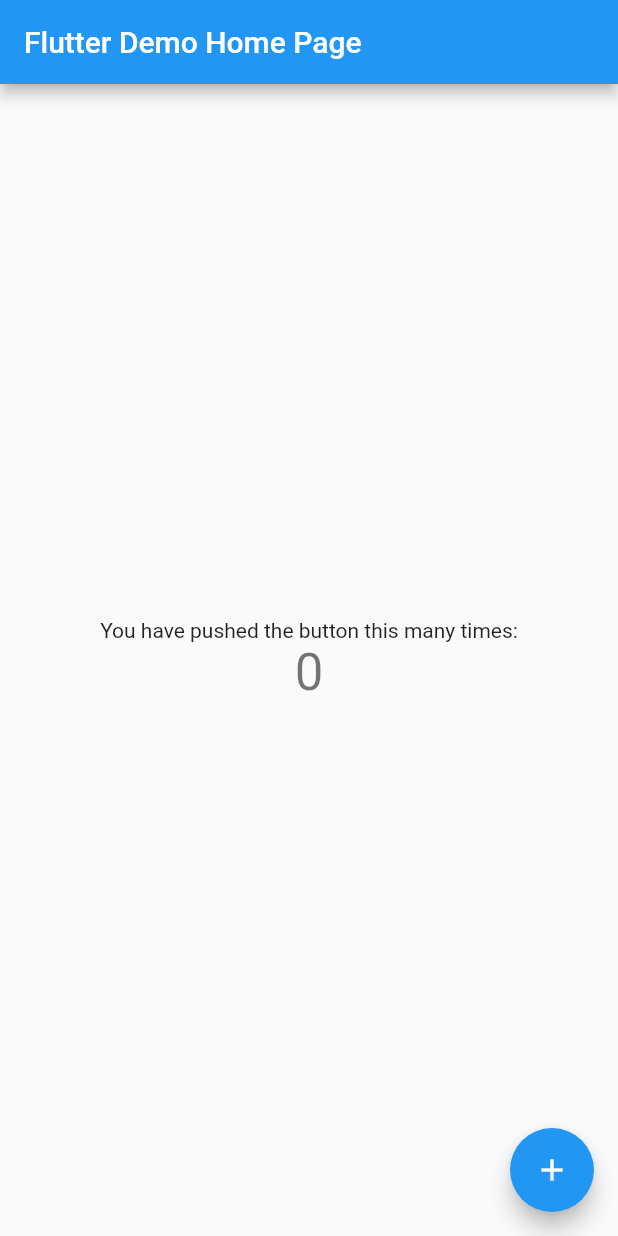
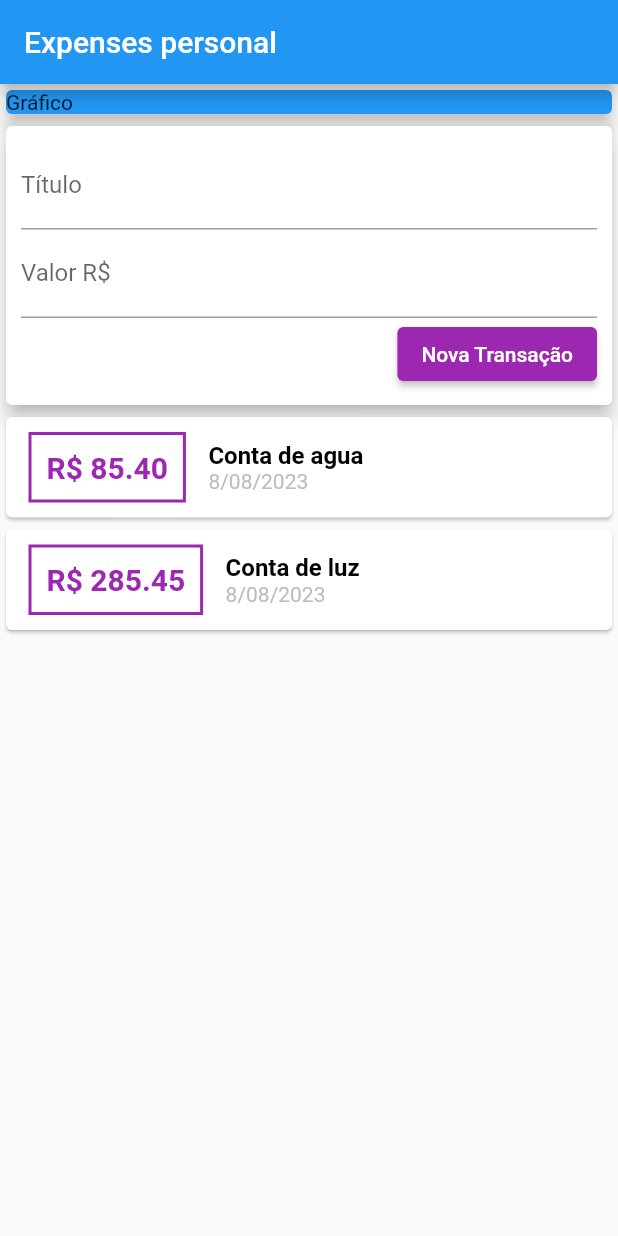
Before and after one commit to OImmortal/Expenses_project, a Flutter app: the screen it shows after launch, on a phone screen of 412 x 824 dp. Run offline on Flutter 3.47's test engine with Material 2 defaults, Android fonts, the phone set to English and light mode, and no system bars.

Commit message:
Atualização

```diff
--- /dev/null
+++ b/lib/components/transaction_form.dart
@@ -0,0 +1,63 @@
+import 'package:flutter/material.dart';
+
+class TransactionForm extends StatelessWidget {
+  final titleController = TextEditingController();
+  final valueController = TextEditingController();
+
+  final void Function(String, double) onSubmit;
+
+  TransactionForm(this.onSubmit);
+
+  _submitForm() {
+    final title = titleController.text;
+    final value = double.tryParse(valueController.text) ?? 0.0;
+
+    if (title.isEmpty || value <= 0) {
+      return;
+    }
+
+    onSubmit(title, value);
+  }
+
+  @override
+  Widget build(BuildContext context) {
+    return Card(
+      elevation: 5,
+      child: Padding(
+        padding: const EdgeInsets.all(10),
+        child: Column(
+          children: [
+            TextField(
+              controller: titleController,
+              decoration: const InputDecoration(
+                labelText: 'Título',
+              ),
+            ),
+            TextField(
+              controller: valueController,
+              onSubmitted: (value) => _submitForm(),
+              keyboardType: TextInputType.numberWithOptions(decimal: true),
+              decoration: const InputDecoration(
+                labelText: 'Valor R\$',
+              ),
+            ),
+            Row(
+              mainAxisAlignment: MainAxisAlignment.end,
+              children: [
+                ElevatedButton(
+                  onPressed: _submitForm,
+                  style: ElevatedButton.styleFrom(
+                    backgroundColor: Colors.purple,
+                  ),
+                  child: const Text(
+                    "Nova Transação",
+                  ),
+                ),
+              ],
+            )
+          ],
+        ),
+      ),
+    );
+  }
+}
--- /dev/null
+++ b/lib/components/transaction_list.dart
@@ -0,0 +1,66 @@
+import 'package:expenses_project/models/transaction.dart';
+import 'package:flutter/material.dart';
+import 'package:intl/intl.dart';
+
+class TransactionList extends StatelessWidget {
+  final List<Transaction> transactions;
+
+  const TransactionList(this.transactions, {super.key});
+
+  @override
+  Widget build(BuildContext context) {
+    return Container(
+      height: 500,
+      child: ListView.builder(
+        itemCount: transactions.length,
+        itemBuilder: (ctx, index) {
+          final tr = transactions[index];
+          return Card(
+            child: Row(
+              children: [
+                Container(
+                  margin: const EdgeInsets.symmetric(
+                    horizontal: 15,
+                    vertical: 10,
+                  ),
+                  decoration: BoxDecoration(
+                    border: Border.all(
+                      color: Colors.purple,
+                      width: 2,
+                    ),
+                  ),
+                  padding: const EdgeInsets.all(10),
+                  child: Text(
+                    'R\$ ${tr.value.toStringAsFixed(2)}',
+                    style: const TextStyle(
+                      fontWeight: FontWeight.bold,
+                      fontSize: 20,
+                      color: Colors.purple,
+                    ),
+                  ),
+                ),
+                Column(
+                  crossAxisAlignment: CrossAxisAlignment.start,
+                  children: [
+                    Text(
+                      tr.title,
+                      style: const TextStyle(
+                        fontSize: 16,
+                        color: Colors.black,
+                        fontWeight: FontWeight.bold,
+                      ),
+                    ),
+                    Text(
+                      DateFormat('d/MM/y ').format(tr.date),
+                      style: TextStyle(color: Colors.grey[400]),
+                    ),
+                  ],
+                ),
+              ],
+            ),
+          );
+        },
+      ),
+    );
+  }
+}
--- /dev/null
+++ b/lib/components/transaction_user.dart
@@ -0,0 +1,53 @@
+import 'dart:math';
+
+import 'package:flutter/material.dart';
+import '../models/transaction.dart';
+import 'transaction_form.dart';
+import 'transaction_list.dart';
+
+class TransactionUser extends StatefulWidget {
+  const TransactionUser({super.key});
+
+  @override
+  State<TransactionUser> createState() => _TransactionUserState();
+}
+
+class _TransactionUserState extends State<TransactionUser> {
+  final _transaction = [
+    Transaction(
+      id: 't1',
+      title: 'Conta de agua',
+      value: 85.4,
+      date: DateTime.now(),
+    ),
+    Transaction(
+      id: 't2',
+      title: 'Conta de luz',
+      value: 285.45,
+      date: DateTime.now(),
+    ),
+  ];
+
+  _addTransaction(String title, double value) {
+    final newTransaction = Transaction(
+      id: Random().nextDouble().toString(),
+      title: title,
+      value: value,
+      date: DateTime.now(),
+    );
+
+    setState(() {
+      _transaction.add(newTransaction);
+    });
+  }
+
+  @override
+  Widget build(BuildContext context) {
+    return Column(
+      children: [
+        TransactionForm(_addTransaction),
+        TransactionList(_transaction),
+      ],
+    );
+  }
+}
--- a/lib/main.dart
+++ b/lib/main.dart
@@ -1,115 +1,40 @@
+import 'package:expenses_project/components/transaction_user.dart';
 import 'package:flutter/material.dart';
 
-void main() {
-  runApp(const MyApp());
+main() => runApp(const ExpensesApp());
+
+class ExpensesApp extends StatelessWidget {
+  const ExpensesApp({Key? key}) : super(key: key);
+  @override
+  Widget build(BuildContext context) {
+    return MaterialApp(home: MyHomePage());
+  }
 }
 
-class MyApp extends StatelessWidget {
-  const MyApp({super.key});
+class MyHomePage extends StatelessWidget {
+  MyHomePage({Key? key}) : super(key: key);
 
-  // This widget is the root of your application.
   @override
   Widget build(BuildContext context) {
-    return MaterialApp(
-      title: 'Flutter Demo',
-      theme: ThemeData(
-        // This is the theme of your application.
-        //
-        // Try running your application with "flutter run". You'll see the
-        // application has a blue toolbar. Then, without quitting the app, try
-        // changing the primarySwatch below to Colors.green and then invoke
-        // "hot reload" (press "r" in the console where you ran "flutter run",
-        // or simply save your changes to "hot reload" in a Flutter IDE).
-        // Notice that the counter didn't reset back to zero; the application
-        // is not restarted.
-        primarySwatch: Colors.blue,
+    return Scaffold(
+      appBar: AppBar(
+        title: const Text("Expenses personal"),
       ),
-      home: const MyHomePage(title: 'Flutter Demo Home Page'),
+      body: SingleChildScrollView(
+        child: Column(
+          crossAxisAlignment: CrossAxisAlignment.stretch,
+          children: [
+            SizedBox(
+              child: Card(
+                color: Colors.blue,
+                child: Text('Gráfico'),
+                elevation: 5,
+              ),
+            ),
+            TransactionUser()
+          ],
+        ),
+      ),
     );
   }
 }
-
-class MyHomePage extends StatefulWidget {
-  const MyHomePage({super.key, required this.title});
-
-  // This widget is the home page of your application. It is stateful, meaning
-  // that it has a State object (defined below) that contains fields that affect
-  // how it looks.
-
-  // This class is the configuration for the state. It holds the values (in this
-  // case the title) provided by the parent (in this case the App widget) and
-  // used by the build method of the State. Fields in a Widget subclass are
-  // always marked "final".
-
-  final String title;
-
-  @override
-  State<MyHomePage> createState() => _MyHomePageState();
-}
-
-class _MyHomePageState extends State<MyHomePage> {
-  int _counter = 0;
-
-  void _incrementCounter() {
-    setState(() {
-      // This call to setState tells the Flutter framework that something has
-      // changed in this State, which causes it to rerun the build method below
-      // so that the display can reflect the updated values. If we changed
-      // _counter without calling setState(), then the build method would not be
-      // called again, and so nothing would appear to happen.
-      _counter++;
-    });
-  }
-
-  @override
-  Widget build(BuildContext context) {
-    // This method is rerun every time setState is called, for instance as done
-    // by the _incrementCounter method above.
-    //
-    // The Flutter framework has been optimized to make rerunning build methods
-    // fast, so that you can just rebuild anything that needs updating rather
-    // than having to individually change instances of widgets.
-    return Scaffold(
-      appBar: AppBar(
-        // Here we take the value from the MyHomePage object that was created by
-        // the App.build method, and use it to set our appbar title.
-        title: Text(widget.title),
-      ),
-      body: Center(
-        // Center is a layout widget. It takes a single child and positions it
-        // in the middle of the parent.
-        child: Column(
-          // Column is also a layout widget. It takes a list of children and
-          // arranges them vertically. By default, it sizes itself to fit its
-          // children horizontally, and tries to be as tall as its parent.
-          //
-          // Invoke "debug painting" (press "p" in the console, choose the
-          // "Toggle Debug Paint" action from the Flutter Inspector in Android
-          // Studio, or the "Toggle Debug Paint" command in Visual Studio Code)
-          // to see the wireframe for each widget.
-          //
-          // Column has various properties to control how it sizes itself and
-          // how it positions its children. Here we use mainAxisAlignment to
-          // center the children vertically; the main axis here is the vertical
-          // axis because Columns are vertical (the cross axis would be
-          // horizontal).
-          mainAxisAlignment: MainAxisAlignment.center,
-          children: <Widget>[
-            const Text(
-              'You have pushed the button this many times:',
-            ),
-            Text(
-              '$_counter',
-              style: Theme.of(context).textTheme.headlineMedium,
-            ),
-          ],
-        ),
-      ),
-      floatingActionButton: FloatingActionButton(
-        onPressed: _incrementCounter,
-        tooltip: 'Increment',
-        child: const Icon(Icons.add),
-      ), // This trailing comma makes auto-formatting nicer for build methods.
-    );
-  }
-}
--- /dev/null
+++ b/lib/models/transaction.dart
@@ -0,0 +1,13 @@
+class Transaction {
+  final String id;
+  final String title;
+  final double value;
+  final DateTime date;
+
+  Transaction({
+    required this.id,
+    required this.title,
+    required this.value,
+    required this.date,
+  });
+}
--- a/pubspec.yaml
+++ b/pubspec.yaml
@@ -30,6 +30,7 @@ environment:
 dependencies:
   flutter:
     sdk: flutter
+  intl: 0.18.1
 
 
   # The following adds the Cupertino Icons font to your application.
```
Also changed, not shown: pubspec.lock, 1 other file.
